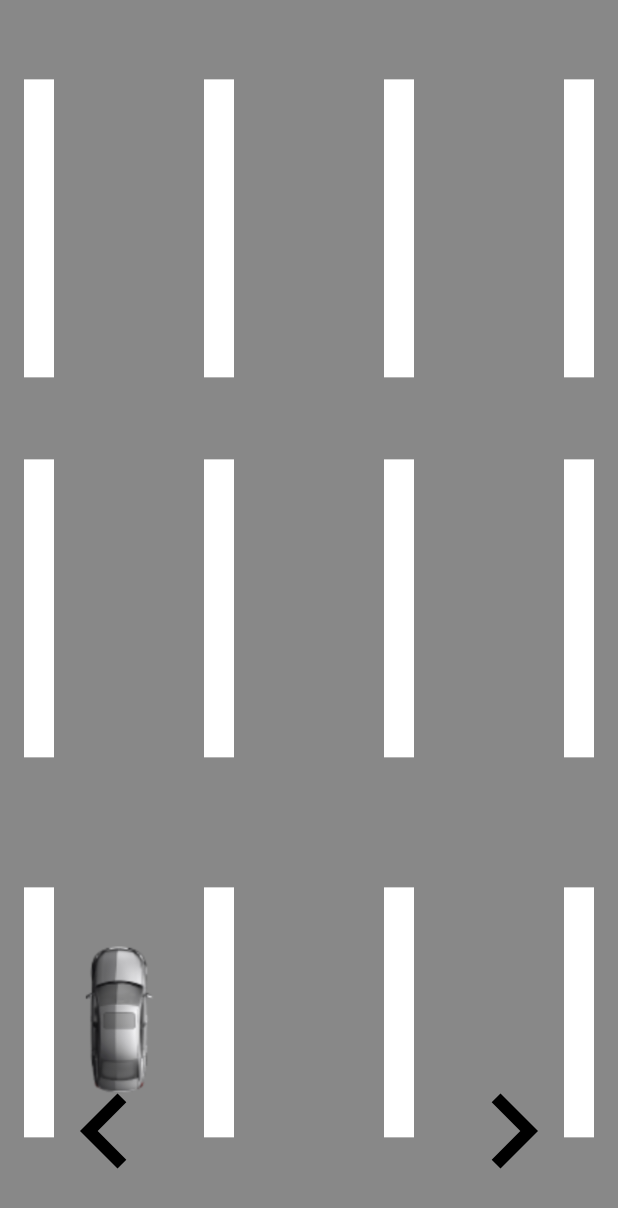
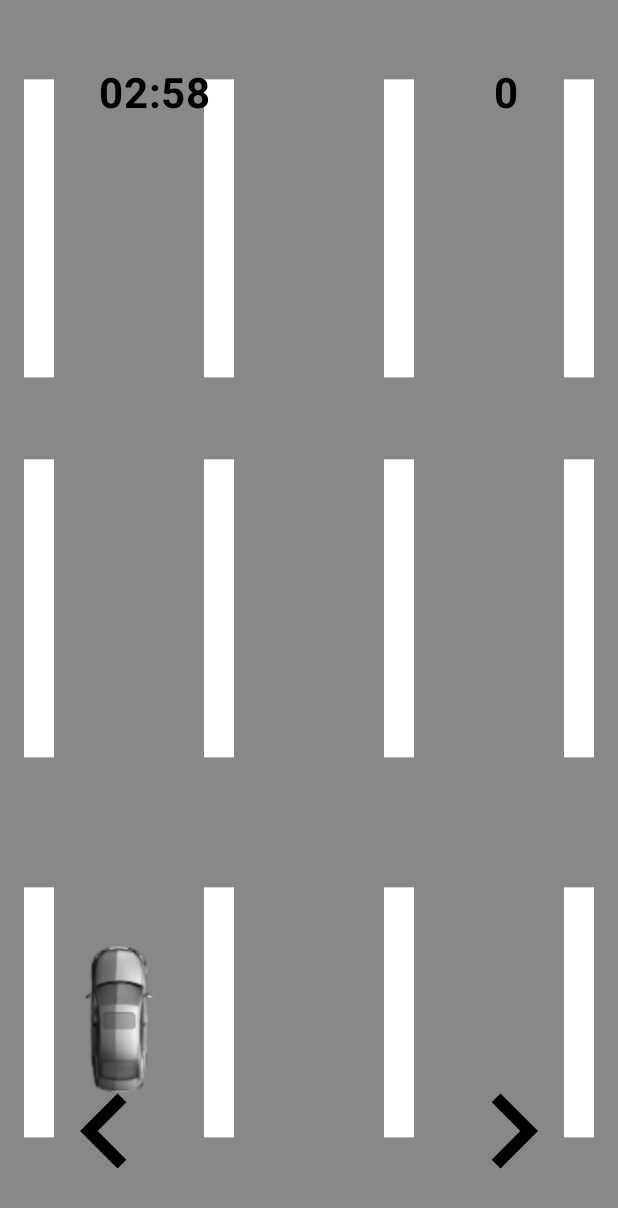
Before and after one commit to CrypeDJ/CarGame, an Android app built with Jetpack Compose: the GameScreen screen opened through its navigation route, on a phone screen of 412 x 824 dp. Shown: the top 1208 px of the screen. Run offline under Robolectric (Android 15) with nearby library versions, the phone set to English and light mode, and no system bars.

Commit message:
Add Score And Timer

```diff
--- a/app/src/main/java/com/crype/cargame/domain/models/CarsModel.kt
+++ b/app/src/main/java/com/crype/cargame/domain/models/CarsModel.kt
@@ -8,6 +8,7 @@ data class CarsModel(
     var offsetY: Float = 0f,
     var offsetX: Float = 0f,
     var carSize: Size = Size.Zero,
+    var isChecked: Boolean = false
 ) {
     val rectCar: Rect
         get() = Rect(
--- /dev/null
+++ b/app/src/main/java/com/crype/cargame/presentation/components/Score.kt
@@ -0,0 +1,30 @@
+package com.crype.cargame.presentation.components
+
+import androidx.compose.foundation.layout.padding
+import androidx.compose.material3.Text
+import androidx.compose.runtime.Composable
+import androidx.compose.runtime.collectAsState
+import androidx.compose.runtime.getValue
+import androidx.compose.ui.Modifier
+import androidx.compose.ui.graphics.Color
+import androidx.compose.ui.text.font.FontWeight
+import androidx.compose.ui.unit.dp
+import androidx.compose.ui.unit.sp
+import androidx.lifecycle.viewmodel.compose.viewModel
+import com.crype.cargame.presentation.viewmodel.GameViewModel
+
+@Composable
+fun Score(
+    viewModel: GameViewModel = viewModel()
+) {
+    val score by viewModel.score.collectAsState()
+
+    Text(
+        text = score.toString(),
+        fontSize = 28.sp,
+        fontWeight = FontWeight.Bold,
+        color = Color.Black,
+        modifier = Modifier
+            .padding(16.dp)
+    )
+}
--- /dev/null
+++ b/app/src/main/java/com/crype/cargame/presentation/components/Timer.kt
@@ -0,0 +1,29 @@
+package com.crype.cargame.presentation.components
+
+import androidx.compose.foundation.layout.padding
+import androidx.compose.material3.Text
+import androidx.compose.runtime.Composable
+import androidx.compose.runtime.collectAsState
+import androidx.compose.runtime.getValue
+import androidx.compose.ui.Modifier
+import androidx.compose.ui.graphics.Color
+import androidx.compose.ui.text.font.FontWeight
+import androidx.compose.ui.unit.dp
+import androidx.compose.ui.unit.sp
+import androidx.lifecycle.viewmodel.compose.viewModel
+import com.crype.cargame.presentation.viewmodel.GameViewModel
+
+@Composable
+fun Timer(
+    viewModel: GameViewModel = viewModel()
+) {
+    val timer by viewModel.timer.collectAsState()
+    Text(
+        text = timer,
+        fontSize = 28.sp,
+        fontWeight = FontWeight.Bold,
+        color = Color.Black,
+        modifier = Modifier
+            .padding(16.dp)
+    )
+}
--- a/app/src/main/java/com/crype/cargame/presentation/components/police_car/PoliceCar.kt
+++ b/app/src/main/java/com/crype/cargame/presentation/components/police_car/PoliceCar.kt
@@ -55,6 +55,9 @@ fun PoliceCar(
 
     LaunchedEffect(policeCar.id, offsetY) {
         policeCar.offsetY = offsetY
+        if (offsetY <= -policeCar.carSize.height) {
+            policeCar.isChecked = false
+        }
         carState(policeCar)
     }
 
--- a/app/src/main/java/com/crype/cargame/presentation/screen/GameScreen.kt
+++ b/app/src/main/java/com/crype/cargame/presentation/screen/GameScreen.kt
@@ -24,6 +24,8 @@ import androidx.compose.ui.unit.dp
 import androidx.lifecycle.viewmodel.compose.viewModel
 import androidx.navigation.NavController
 import androidx.navigation.compose.rememberNavController
+import com.crype.cargame.presentation.components.Score
+import com.crype.cargame.presentation.components.Timer
 import com.crype.cargame.presentation.components.main_car.CarControl
 import com.crype.cargame.presentation.components.main_car.MainCar
 import com.crype.cargame.presentation.components.police_car.PoliceCar
@@ -45,8 +47,11 @@ fun GameScreen(
     var roadWidth by remember { mutableStateOf(0f) }
 
     val collision by viewModel.collisionState.collectAsState()
+    val isTimeOut by viewModel.isTimeOut
+
     LaunchedEffect(collision) {
         if (collision) navController.navigate(Screens.GameOverScreen.route)
+        else if (isTimeOut) navController.navigate(Screens.StartScreen.route)
     }
 
     Road()
@@ -98,6 +103,15 @@ fun GameScreen(
             rightInteractionSource = rightInteractionSource
         )
     }
+    Row (
+        horizontalArrangement = Arrangement.SpaceBetween,
+        modifier = Modifier
+            .padding(horizontal = 50.dp, vertical = 30.dp)
+            .fillMaxWidth()
+    ){
+        Timer()
+        Score()
+    }
 }
 
 
--- a/app/src/main/java/com/crype/cargame/presentation/screen/StartScreen.kt
+++ b/app/src/main/java/com/crype/cargame/presentation/screen/StartScreen.kt
@@ -13,6 +13,7 @@ import androidx.compose.runtime.Composable
 import androidx.compose.ui.Alignment
 import androidx.compose.ui.Modifier
 import androidx.compose.ui.graphics.Color
+import androidx.compose.ui.layout.ContentScale
 import androidx.compose.ui.res.painterResource
 import androidx.compose.ui.res.stringResource
 import androidx.compose.ui.text.font.FontFamily
@@ -33,7 +34,8 @@ fun StartScreen(
         Image(
             modifier = Modifier.fillMaxSize(),
             painter = painterResource(id = R.drawable.main_background),
-            contentDescription = "background"
+            contentDescription = "background",
+            contentScale = ContentScale.FillHeight
         )
         Column(
             horizontalAlignment = Alignment.CenterHorizontally,
--- a/app/src/main/java/com/crype/cargame/presentation/ui/theme/Color.kt
+++ b/app/src/main/java/com/crype/cargame/presentation/ui/theme/Color.kt
@@ -11,3 +11,4 @@ val PurpleGrey40 = Color(0xFF625b71)
 val Pink40 = Color(0xFF7D5260)
 
 val BoxBackColor = Color(0xFFCC3333)
+val SemiTranspanent = Color(0x6F000000)
--- a/app/src/main/java/com/crype/cargame/presentation/viewmodel/GameViewModel.kt
+++ b/app/src/main/java/com/crype/cargame/presentation/viewmodel/GameViewModel.kt
@@ -18,10 +18,21 @@ class GameViewModel : ViewModel() {
     private val _position = mutableStateOf(0)
     val position: State<Int> = _position
 
+    private val _timer = MutableStateFlow("03:00")
+    val timer: StateFlow<String> = _timer
+    private var timeLeft = 180
+
+    private val _score = MutableStateFlow(0)
+    val score: StateFlow<Int> = _score
+
+    private val _isTimeOut = mutableStateOf(false)
+    val isTimeOut: State<Boolean> = _isTimeOut
+
     private var job: Job? = null
 
     init {
         startCollisionCheck()
+        startTimer()
     }
 
     fun startMoving(
@@ -55,7 +66,9 @@ class GameViewModel : ViewModel() {
             val newCars = cars.toMutableList()
             val index = newCars.indexOfFirst { it.id == car.id }
             if (index != -1) {
-                newCars[index] = car.copy(offsetY = car.offsetY)
+                newCars[index] = car.copy(
+                    offsetY = car.offsetY,
+                )
             } else {
                 newCars.add(car)
             }
@@ -79,14 +92,32 @@ class GameViewModel : ViewModel() {
                 val mainCar = _mainCarState.value
                 val policeCars = _policeCarsState.value
 
-                val hasCollision = policeCars.any { policeCar ->
-                    policeCar.rectCar.overlaps(mainCar.rectCar)
-                }
+                val hasCollision = policeCars.any { it.rectCar.overlaps(mainCar.rectCar) }
+                if (hasCollision) _collisionState.value = true
 
-                if (hasCollision && !_collisionState.value) {
-                    _collisionState.value = true
+                policeCars.forEach { policeCar ->
+                    if (policeCar.offsetY > mainCar.offsetY + mainCar.carSize.height &&
+                        !policeCar.isChecked
+                    ) {
+                        _score.value += 1
+                        policeCar.isChecked = true
+                    }
                 }
             }
         }
     }
+
+    private fun startTimer() {
+        viewModelScope.launch {
+            while (timeLeft > 0 && isActive) {
+                delay(1000L)
+                timeLeft--
+                val minutes = timeLeft / 60
+                val seconds = timeLeft % 60
+                _timer.value = String.format("%02d:%02d", minutes, seconds)
+            }
+            _isTimeOut.value = true
+        }
+    }
+
 }
```
